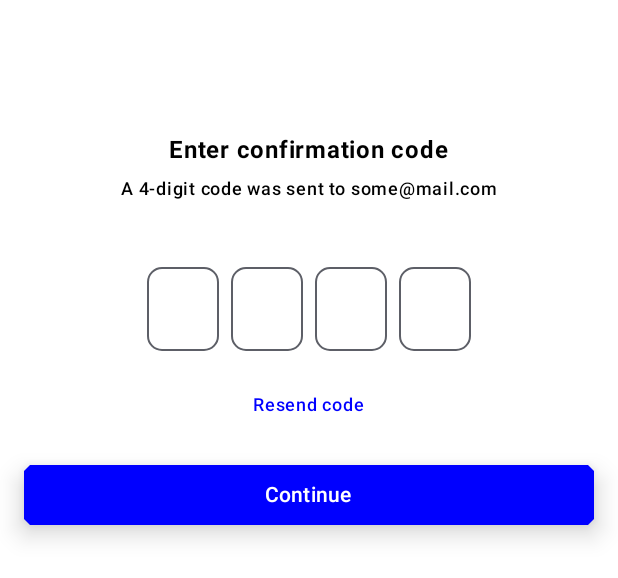
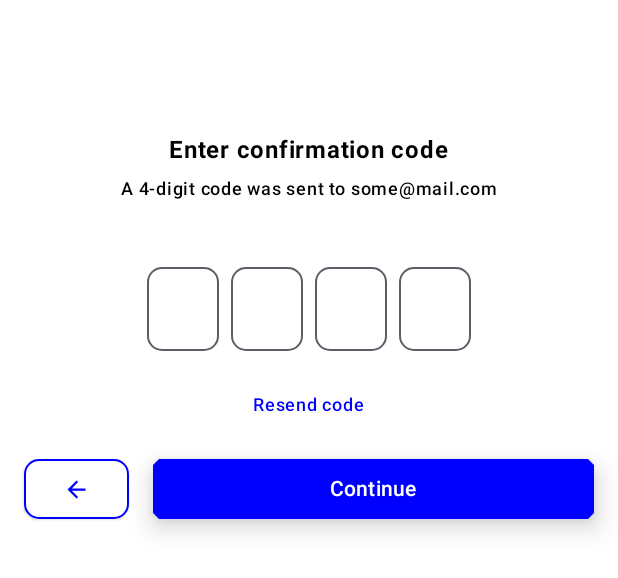
Before and after one commit to igel911/GoodbyeViews, an Android app built with Jetpack Compose: the @Preview function EnterCodeScreenPreview, on a phone screen of 412 x 824 dp. Shown: the top 578 px of the screen. Run offline under Robolectric (Android 15) with nearby library versions, the phone set to English and light mode, and no system bars.

Commit message:
Added the NavigationControls UI and logic

```diff
--- a/app/build.gradle
+++ b/app/build.gradle
@@ -59,6 +59,8 @@ dependencies {
     implementation 'androidx.compose.material3:material3'
     implementation 'androidx.core:core-ktx:1.10.1'
     implementation "androidx.compose.material:material-icons-extended:1.4.3"
+    implementation "androidx.navigation:navigation-compose:2.6.0"
+
 
     testImplementation 'junit:junit:4.13.2'
     androidTestImplementation 'androidx.test.ext:junit:1.1.5'
--- a/app/src/main/java/com/example/goodbyeviews/ui/screens/EnterCodeScreen.kt
+++ b/app/src/main/java/com/example/goodbyeviews/ui/screens/EnterCodeScreen.kt
@@ -3,7 +3,6 @@ package com.example.goodbyeviews.ui.screens
 import androidx.compose.foundation.layout.Column
 import androidx.compose.foundation.layout.PaddingValues
 import androidx.compose.foundation.layout.fillMaxSize
-import androidx.compose.foundation.layout.fillMaxWidth
 import androidx.compose.foundation.layout.padding
 import androidx.compose.foundation.rememberScrollState
 import androidx.compose.foundation.verticalScroll
@@ -17,13 +16,16 @@ import androidx.compose.ui.tooling.preview.Preview
 import androidx.compose.ui.unit.dp
 import com.example.goodbyeviews.R
 import com.example.goodbyeviews.ui.theme.GoodbyeViewsTheme
-import com.example.goodbyeviews.ui.views.ButtonWithTitle
 import com.example.goodbyeviews.ui.views.HorizontalSpacer
+import com.example.goodbyeviews.ui.views.NavigationControls
 import com.example.goodbyeviews.ui.views.SmsCodeInput
 import com.example.goodbyeviews.ui.views.Title
 
 @Composable
-fun EnterCodeScreen() {
+fun EnterCodeScreen(
+    navigateBack: () -> Unit,
+    navigateForward: () -> Unit
+) {
     Column(
         modifier = Modifier
             .fillMaxSize()
@@ -58,10 +60,9 @@ fun EnterCodeScreen() {
 
         HorizontalSpacer()
 
-        ButtonWithTitle(
-            modifier = Modifier.fillMaxWidth(),
-            text = R.string.continue_title,
-            onClick = { }
+        NavigationControls(
+            navigateBack = navigateBack,
+            navigateForward = navigateForward
         )
     }
 }
@@ -70,6 +71,9 @@ fun EnterCodeScreen() {
 @Composable
 fun EnterCodeScreenPreview() {
     GoodbyeViewsTheme {
-        EnterCodeScreen()
+        EnterCodeScreen(
+            navigateBack = { },
+            navigateForward = { }
+        )
     }
 }
--- a/app/src/main/java/com/example/goodbyeviews/ui/views/Button.kt
+++ b/app/src/main/java/com/example/goodbyeviews/ui/views/Button.kt
@@ -16,6 +16,33 @@ import androidx.compose.ui.unit.dp
 import com.example.goodbyeviews.R
 import com.example.goodbyeviews.ui.theme.GoodbyeViewsTheme
 
+
+@Composable
+fun ButtonWithTitle(
+    modifier: Modifier = Modifier,
+    text: String = "",
+    shape: CutCornerShape = CutCornerShape(10),
+    elevation: ButtonElevation = ButtonDefaults.buttonElevation(
+        defaultElevation = 10.dp,
+        pressedElevation = 15.dp,
+        disabledElevation = 0.dp
+    ),
+    colors: ButtonColors = ButtonDefaults.buttonColors(
+        containerColor = Color.Blue
+    ),
+    onClick: () -> Unit = { }
+) {
+    Button(
+        modifier = modifier,
+        shape = shape,
+        elevation = elevation,
+        colors = colors,
+        onClick = onClick
+    ) {
+        Text(text = text)
+    }
+}
+
 @Composable
 fun ButtonWithTitle(
     modifier: Modifier = Modifier,
@@ -31,21 +58,20 @@ fun ButtonWithTitle(
     ),
     onClick: () -> Unit = { }
     ) {
-    Button(
+    ButtonWithTitle(
         modifier = modifier,
+        text = stringResource(text),
         shape = shape,
         elevation = elevation,
         colors = colors,
         onClick = onClick
-    ) {
-        Text(text = stringResource(text))
-    }
+    )
 }
 
 @Preview(showBackground = true)
 @Composable
 fun ButtonWithTitlePreview() {
     GoodbyeViewsTheme {
-        ButtonWithTitle()
+        ButtonWithTitle(text = "click me")
     }
 }
--- /dev/null
+++ b/app/src/main/java/com/example/goodbyeviews/ui/views/ImageButton.kt
@@ -0,0 +1,55 @@
+package com.example.goodbyeviews.ui.views
+
+import androidx.compose.foundation.BorderStroke
+import androidx.compose.foundation.layout.size
+import androidx.compose.foundation.shape.RoundedCornerShape
+import androidx.compose.material.icons.Icons
+import androidx.compose.material.icons.filled.ArrowBack
+import androidx.compose.material3.Button
+import androidx.compose.material3.ButtonColors
+import androidx.compose.material3.ButtonDefaults
+import androidx.compose.material3.Icon
+import androidx.compose.runtime.Composable
+import androidx.compose.ui.Modifier
+import androidx.compose.ui.graphics.Color
+import androidx.compose.ui.graphics.vector.ImageVector
+import androidx.compose.ui.tooling.preview.Preview
+import androidx.compose.ui.unit.dp
+import com.example.goodbyeviews.ui.theme.GoodbyeViewsTheme
+
+@Composable
+fun ImageButton(
+    modifier: Modifier = Modifier,
+    icon: ImageVector,
+    colors: ButtonColors = ButtonDefaults.buttonColors(
+        containerColor = Color.White,
+        contentColor = Color.Blue
+    ),
+    onClick: () -> Unit = { }
+) {
+    Button(
+        modifier = modifier,
+        onClick = onClick,
+        border = BorderStroke(1.dp, Color.Blue),
+        elevation = ButtonDefaults.buttonElevation(1.dp),
+        colors = colors,
+        shape = RoundedCornerShape(10.dp)
+    ) {
+        Icon(
+            modifier = Modifier.size(ButtonDefaults.IconSize),
+            imageVector = icon,
+            contentDescription = "contentDescription",
+            tint = Color.Blue
+        )
+    }
+}
+
+@Preview(showBackground = true)
+@Composable
+fun ImageButtonPreview() {
+    GoodbyeViewsTheme {
+        ImageButton(
+            icon = Icons.Filled.ArrowBack
+        )
+    }
+}
--- /dev/null
+++ b/app/src/main/java/com/example/goodbyeviews/ui/views/NavigationControls.kt
@@ -0,0 +1,49 @@
+package com.example.goodbyeviews.ui.views
+
+import androidx.compose.foundation.layout.Arrangement
+import androidx.compose.foundation.layout.Row
+import androidx.compose.foundation.layout.fillMaxWidth
+import androidx.compose.foundation.layout.height
+import androidx.compose.foundation.layout.size
+import androidx.compose.material.icons.Icons
+import androidx.compose.material.icons.filled.ArrowBack
+import androidx.compose.runtime.Composable
+import androidx.compose.ui.Modifier
+import androidx.compose.ui.tooling.preview.Preview
+import androidx.compose.ui.unit.dp
+import com.example.goodbyeviews.R
+import com.example.goodbyeviews.ui.theme.GoodbyeViewsTheme
+
+@Composable
+fun NavigationControls(
+    navigateBack: () -> Unit,
+    navigateForward: () -> Unit
+) {
+    Row(
+        modifier = Modifier.fillMaxWidth(),
+        horizontalArrangement = Arrangement.spacedBy(16.dp)
+    ) {
+        ImageButton(
+            modifier = Modifier.size(height = 40.dp, width = 70.dp),
+            icon = Icons.Filled.ArrowBack,
+            onClick = { navigateBack() }
+        )
+
+        ButtonWithTitle(
+            modifier = Modifier.height(40.dp).weight(1F),
+            text = R.string.continue_title,
+            onClick = { navigateForward() }
+        )
+    }
+}
+
+@Preview(showBackground = true)
+@Composable
+fun NavigationControlsPreview() {
+    GoodbyeViewsTheme {
+        NavigationControls(
+            navigateBack = {},
+            navigateForward = {}
+        )
+    }
+}
--- a/app/src/main/java/com/example/goodbyeviews/ui/views/OutlinedTextInput.kt
+++ b/app/src/main/java/com/example/goodbyeviews/ui/views/OutlinedTextInput.kt
@@ -6,7 +6,6 @@ import androidx.compose.foundation.text.KeyboardOptions
 import androidx.compose.material3.ExperimentalMaterial3Api
 import androidx.compose.material3.Icon
 import androidx.compose.material3.IconButton
-import androidx.compose.material3.LocalTextStyle
 import androidx.compose.material3.OutlinedTextField
 import androidx.compose.material3.Text
 import androidx.compose.runtime.Composable
--- a/app/src/main/java/com/example/goodbyeviews/ui/views/SmsCodeInput.kt
+++ b/app/src/main/java/com/example/goodbyeviews/ui/views/SmsCodeInput.kt
@@ -5,7 +5,6 @@ import androidx.compose.foundation.layout.Box
 import androidx.compose.foundation.layout.Row
 import androidx.compose.foundation.layout.fillMaxWidth
 import androidx.compose.foundation.layout.requiredWidth
-import androidx.compose.foundation.layout.width
 import androidx.compose.foundation.text.KeyboardOptions
 import androidx.compose.runtime.Composable
 import androidx.compose.runtime.getValue
```
Also changed, not shown: app/src/main/java/com/example/goodbyeviews/MainActivity.kt (+22 -3 lines), app/src/main/java/com/example/goodbyeviews/ui/screens/LoginScreen.kt (renamed from app/src/main/java/com/example/goodbyeviews/ui/screens/MainScreen.kt, +6 -4 lines), app/src/main/java/com/example/goodbyeviews/ui/screens/SignUpScreen.kt (+16 -2 lines), app/src/main/java/com/example/goodbyeviews/ui/views/LoginOptions.kt (+5 -3 lines).
